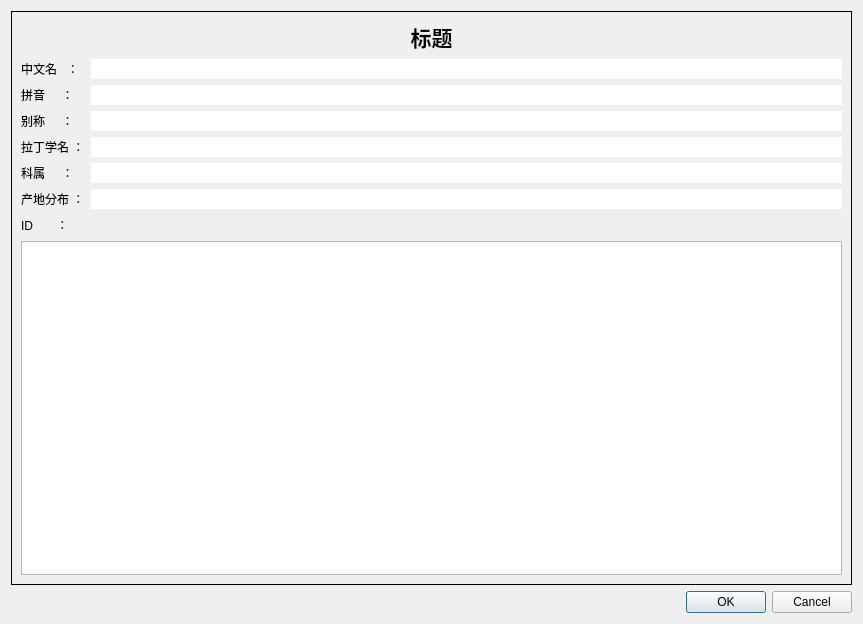
First picture: the form in UI/editItemDialog.ui, repository MChenLiang/TheShapeOfFlower, before the edit.
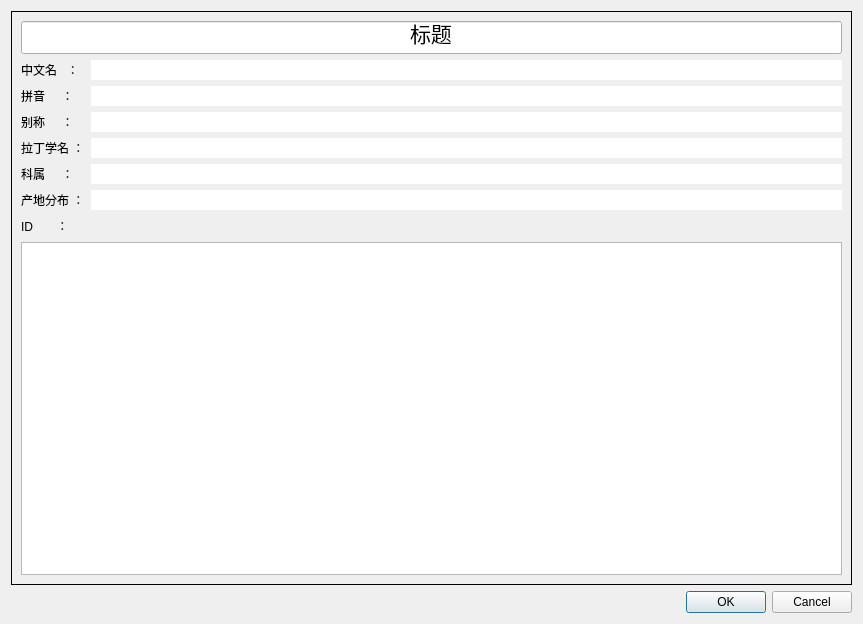
Second picture: the form after the edit.

The edit to the form file:
```diff
--- a/UI/editItemDialog.ui
+++ b/UI/editItemDialog.ui
@@ -38,12 +38,10 @@
        </property>
        <layout class="QVBoxLayout" name="verticalLayout_2">
         <item>
-         <widget class="QLabel" name="label_title">
+         <widget class="QLineEdit" name="lineEdit_title">
           <property name="font">
            <font>
             <pointsize>16</pointsize>
-            <weight>75</weight>
-            <bold>true</bold>
            </font>
           </property>
           <property name="text">
@@ -68,9 +66,15 @@
             <property name="enabled">
              <bool>true</bool>
             </property>
+            <property name="autoFillBackground">
+             <bool>false</bool>
+            </property>
             <property name="frame">
              <bool>false</bool>
             </property>
+            <property name="readOnly">
+             <bool>false</bool>
+            </property>
            </widget>
           </item>
           <item row="1" column="0">
```
